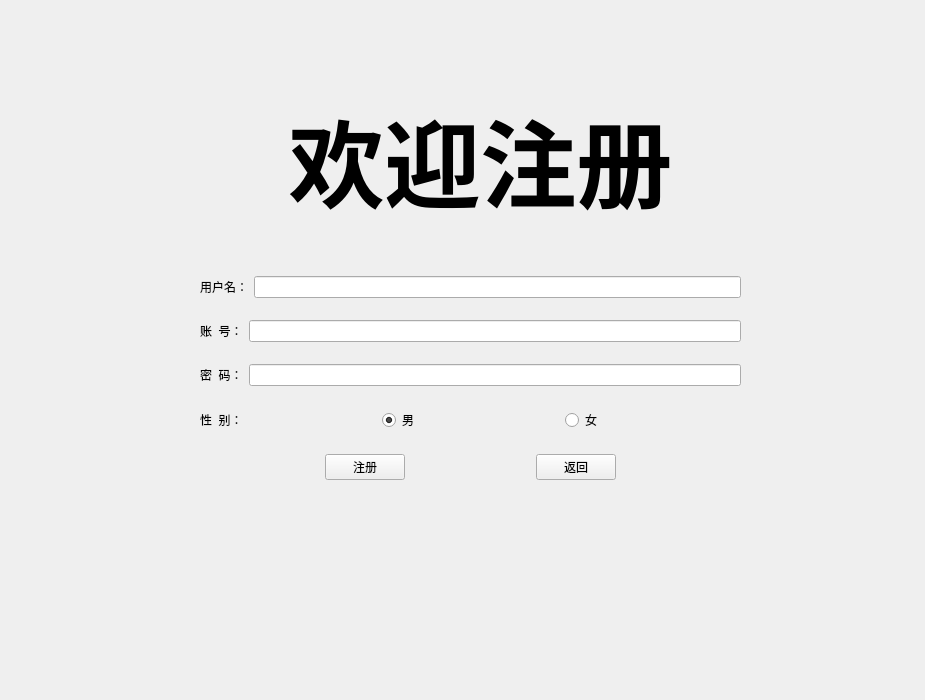
The window that regdialog.ui (PuLing0/sdu_Clanguage_Homework) describes before a commit, drawn with Qt 5.
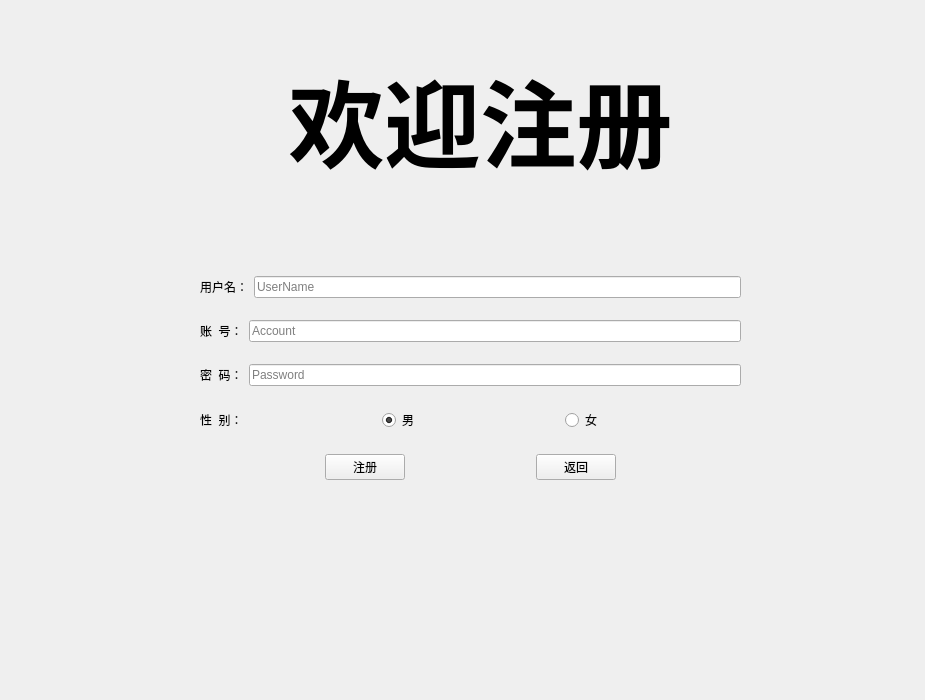
The same window after the commit. Custom widgets are drawn as their Qt base class.

The edit to the form file:
```diff
--- a/regdialog.ui
+++ b/regdialog.ui
@@ -33,7 +33,11 @@
        </widget>
       </item>
       <item>
-       <widget class="QtMaterialAutoComplete" name="L_Name"/>
+       <widget class="QtMaterialAutoComplete" name="L_Name">
+        <property name="placeholderText">
+         <string>UserName</string>
+        </property>
+       </widget>
       </item>
      </layout>
     </item>
@@ -47,7 +51,11 @@
        </widget>
       </item>
       <item>
-       <widget class="QtMaterialAutoComplete" name="L_Account"/>
+       <widget class="QtMaterialAutoComplete" name="L_Account">
+        <property name="placeholderText">
+         <string>Account</string>
+        </property>
+       </widget>
       </item>
      </layout>
     </item>
@@ -61,7 +69,11 @@
        </widget>
       </item>
       <item>
-       <widget class="QtMaterialAutoComplete" name="L_pswd"/>
+       <widget class="QtMaterialAutoComplete" name="L_pswd">
+        <property name="placeholderText">
+         <string>Password</string>
+        </property>
+       </widget>
       </item>
      </layout>
     </item>
@@ -156,7 +168,7 @@
    <property name="geometry">
     <rect>
      <x>190</x>
-     <y>30</y>
+     <y>-10</y>
      <width>581</width>
      <height>261</height>
     </rect>
```
